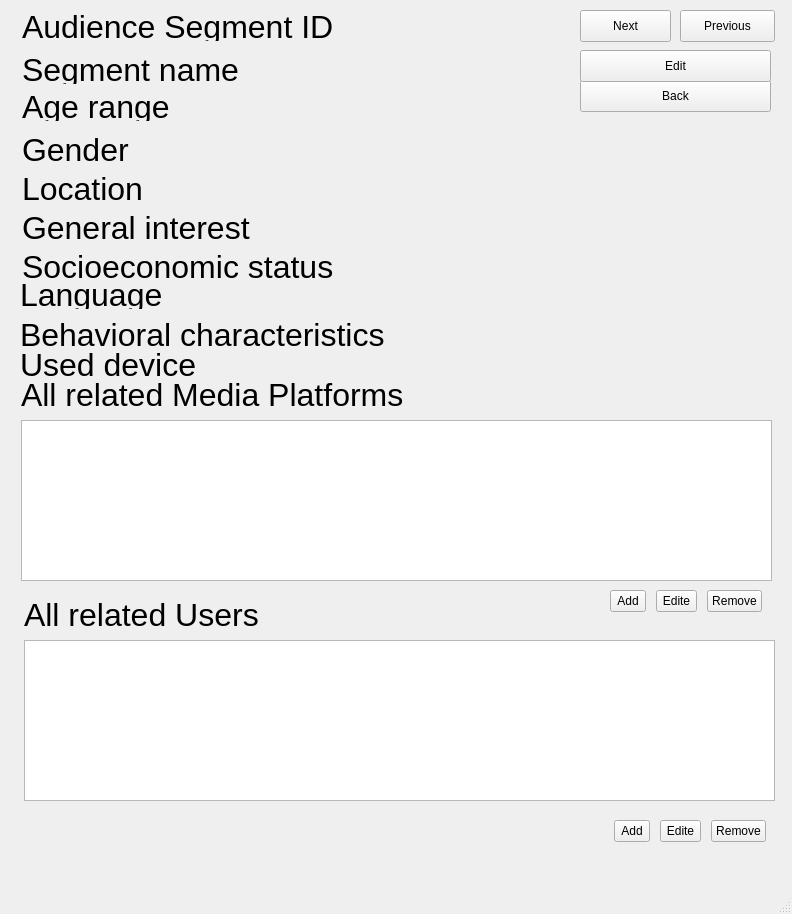
This is SegmentWindow.ui in YarBez12/Advertisement-Agency1 as Qt 5 draws it before an edit. The edited form follows.
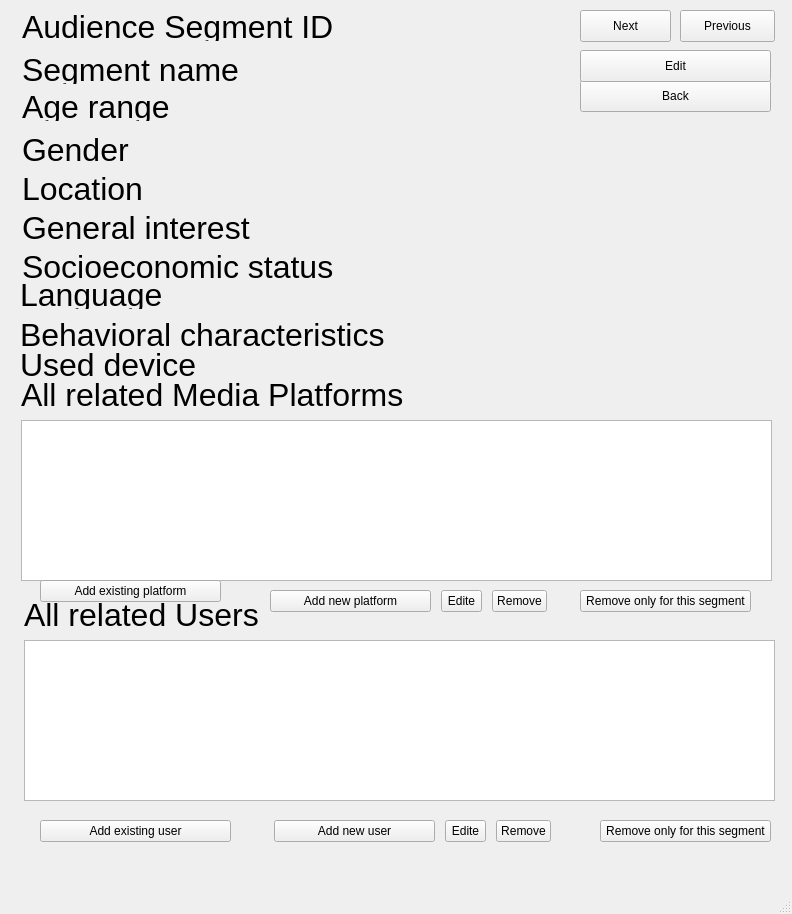
This is the edited form.

Commit message: Added validation, possibility to make connections between models, User View window

The edit to the form file:
```diff
--- a/SegmentWindow.ui
+++ b/SegmentWindow.ui
@@ -63,7 +63,7 @@
    <widget class="QToolButton" name="editPlatformButton">
     <property name="geometry">
      <rect>
-      <x>656</x>
+      <x>441</x>
       <y>590</y>
       <width>41</width>
       <height>22</height>
@@ -130,14 +130,14 @@
    <widget class="QToolButton" name="addUserButton">
     <property name="geometry">
      <rect>
-      <x>614</x>
+      <x>274</x>
       <y>820</y>
-      <width>36</width>
+      <width>161</width>
       <height>22</height>
      </rect>
     </property>
     <property name="text">
-     <string>Add</string>
+     <string>Add new user</string>
     </property>
    </widget>
    <widget class="QLabel" name="interestLabel">
@@ -228,7 +228,7 @@
    <widget class="QToolButton" name="removePlatformButton">
     <property name="geometry">
      <rect>
-      <x>707</x>
+      <x>492</x>
       <y>590</y>
       <width>55</width>
       <height>22</height>
@@ -241,7 +241,7 @@
    <widget class="QToolButton" name="removeUserButton">
     <property name="geometry">
      <rect>
-      <x>711</x>
+      <x>496</x>
       <y>820</y>
       <width>55</width>
       <height>22</height>
@@ -290,20 +290,20 @@
    <widget class="QToolButton" name="addPlatformButton">
     <property name="geometry">
      <rect>
-      <x>610</x>
+      <x>270</x>
       <y>590</y>
-      <width>36</width>
+      <width>161</width>
       <height>22</height>
      </rect>
     </property>
     <property name="text">
-     <string>Add</string>
+     <string>Add new platform</string>
     </property>
    </widget>
    <widget class="QToolButton" name="editUserButton">
     <property name="geometry">
      <rect>
-      <x>660</x>
+      <x>445</x>
       <y>820</y>
       <width>41</width>
       <height>22</height>
@@ -380,6 +380,58 @@
      <string>Used device</string>
     </property>
    </widget>
+   <widget class="QToolButton" name="removeUserFromSegmentButton">
+    <property name="geometry">
+     <rect>
+      <x>600</x>
+      <y>820</y>
+      <width>171</width>
+      <height>22</height>
+     </rect>
+    </property>
+    <property name="text">
+     <string>Remove only for this segment</string>
+    </property>
+   </widget>
+   <widget class="QToolButton" name="addExistingPlatformButton">
+    <property name="geometry">
+     <rect>
+      <x>40</x>
+      <y>580</y>
+      <width>181</width>
+      <height>22</height>
+     </rect>
+    </property>
+    <property name="text">
+     <string>Add existing platform</string>
+    </property>
+   </widget>
+   <widget class="QToolButton" name="addExistingUserButton">
+    <property name="geometry">
+     <rect>
+      <x>40</x>
+      <y>820</y>
+      <width>191</width>
+      <height>22</height>
+     </rect>
+    </property>
+    <property name="text">
+     <string>Add existing user</string>
+    </property>
+   </widget>
+   <widget class="QToolButton" name="removePlatformFromSegmentButton">
+    <property name="geometry">
+     <rect>
+      <x>580</x>
+      <y>590</y>
+      <width>171</width>
+      <height>22</height>
+     </rect>
+    </property>
+    <property name="text">
+     <string>Remove only for this segment</string>
+    </property>
+   </widget>
   </widget>
   <widget class="QMenuBar" name="menubar">
    <property name="geometry">
```
The commit also changes 9 other files.
